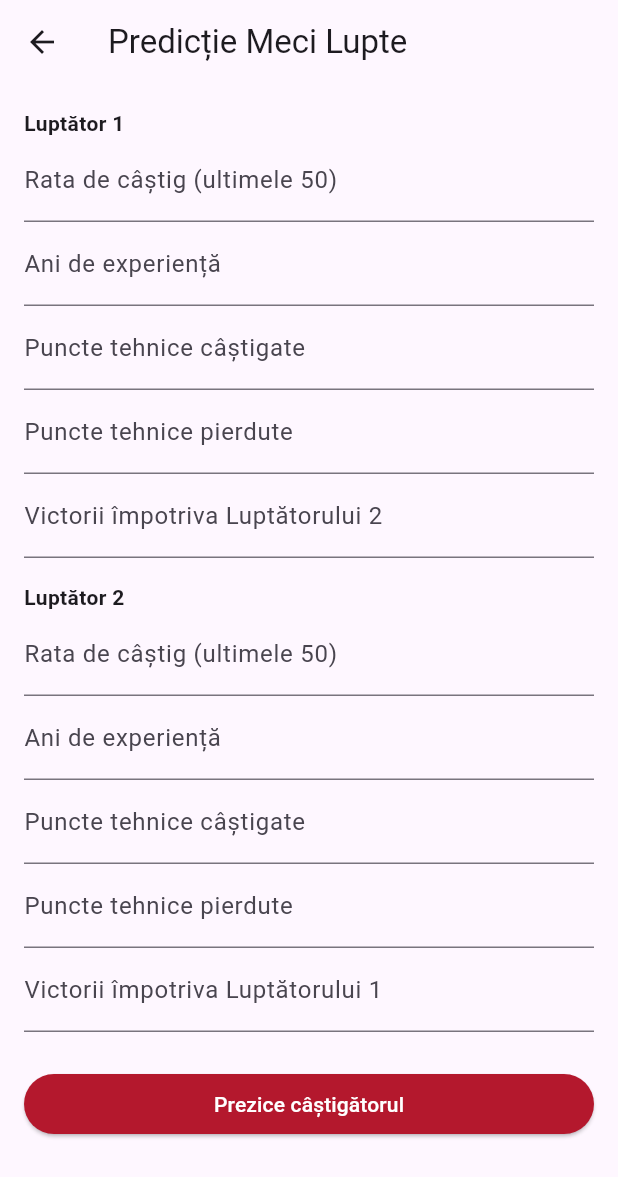
After one commit to Claudiu-COSTEA/Licenta, a Flutter app: the AdminActions screen opened directly, after a tap on "Predictie", on a phone screen of 412 x 824 dp. The commit adds this screen. Shown: the top 1177 px of the screen. Run offline on Flutter 3.47's test engine with Material 3 defaults, Android fonts, the phone set to English and light mode, and no system bars; our stand-ins replace firebase_auth, firebase_core, firebase_messaging, flutter_local_notifications, google_maps_flutter, google_places_flutter and 3 more; missing offline and left inert: qr_code_scanner_plus; accounts and stored records are empty; key blocks and very long unbroken strings in the code were emptied for the run.

Commit message:
Add prediction UI and its logic

```diff
--- a/wrestling_app/lib/views/admin/admin_actions.dart
+++ b/wrestling_app/lib/views/admin/admin_actions.dart
@@ -1,6 +1,6 @@
 import 'package:flutter/material.dart';
 import 'package:wrestling_app/views/admin/send_invitation_screen.dart';
-
+import 'package:wrestling_app/views/admin/prediction_screen.dart';
 import '../../services/auth_service.dart';
 import 'add_competition_screen.dart';
 
@@ -69,6 +69,26 @@ class AdminActions extends StatelessWidget {
                   style: TextStyle(color: Colors.white, fontSize: 18),
                 ),
               ),
+
+              const SizedBox(height: 10),
+
+              ElevatedButton(
+                onPressed: (){
+                  Navigator.push(
+                    context,
+                    MaterialPageRoute(
+                        builder: (context) => PredictionScreen()),
+                  );
+                },
+                style: ElevatedButton.styleFrom(
+                  backgroundColor: const Color(0xFFB4182D),
+                  padding: const EdgeInsets.symmetric(vertical: 10, horizontal: 50),
+                ),
+                child: const Text(
+                  "Predictie",
+                  style: TextStyle(color: Colors.white, fontSize: 18),
+                ),
+              ),
             ],
           ),
         ),
--- /dev/null
+++ b/wrestling_app/lib/views/admin/prediction_screen.dart
@@ -0,0 +1,123 @@
+import 'package:flutter/material.dart';
+import 'dart:convert';
+import 'package:wrestling_app/services/admin_apis_services.dart';
+import 'package:http/http.dart' as http;
+
+class PredictionScreen extends StatefulWidget {
+  const PredictionScreen({super.key});
+
+  @override
+  State<PredictionScreen> createState() => _PredictionScreenState();
+}
+
+class _PredictionScreenState extends State<PredictionScreen> {
+  final _formKey = GlobalKey<FormState>();
+  final Map<String, TextEditingController> _controllers = {
+    "wrestler1_win_rate_last_50": TextEditingController(),
+    "wrestler1_experience_years": TextEditingController(),
+    "wrestler1_technical_points_won_last_50": TextEditingController(),
+    "wrestler1_technical_points_lost_last_50": TextEditingController(),
+    "wrestler1_wins_against_wrestler2": TextEditingController(),
+    "wrestler2_win_rate_last_50": TextEditingController(),
+    "wrestler2_experience_years": TextEditingController(),
+    "wrestler2_technical_points_won_last_50": TextEditingController(),
+    "wrestler2_technical_points_lost_last_50": TextEditingController(),
+    "wrestler2_wins_against_wrestler1": TextEditingController(),
+  };
+
+  String? _winner;
+  double? _probability;
+  bool _loading = false;
+
+  AdminServices _adminServices = AdminServices();
+
+  Future<void> _handlePredict() async {
+    if (!_formKey.currentState!.validate()) return;
+
+    setState(() => _loading = true);
+
+    try {
+      final result = await _adminServices.predictWinner(
+        w1WinRate: double.parse(_controllers["wrestler1_win_rate_last_50"]!.text),
+        w1Years: int.parse(_controllers["wrestler1_experience_years"]!.text),
+        w1PointsWon: int.parse(_controllers["wrestler1_technical_points_won_last_50"]!.text),
+        w1PointsLost: int.parse(_controllers["wrestler1_technical_points_lost_last_50"]!.text),
+        w1WinsVsW2: int.parse(_controllers["wrestler1_wins_against_wrestler2"]!.text),
+        w2WinRate: double.parse(_controllers["wrestler2_win_rate_last_50"]!.text),
+        w2Years: int.parse(_controllers["wrestler2_experience_years"]!.text),
+        w2PointsWon: int.parse(_controllers["wrestler2_technical_points_won_last_50"]!.text),
+        w2PointsLost: int.parse(_controllers["wrestler2_technical_points_lost_last_50"]!.text),
+        w2WinsVsW1: int.parse(_controllers["wrestler2_wins_against_wrestler1"]!.text),
+      );
+
+      setState(() {
+        _winner = result['winner'];
+        _probability = result['probability'];
+      });
+    } catch (e) {
+      setState(() {
+        _winner = 'Eroare';
+        _probability = 0.0;
+      });
+    } finally {
+      setState(() => _loading = false);
+    }
+  }
+
+  Widget _buildInput(String label, String key) {
+    return TextFormField(
+      controller: _controllers[key],
+      keyboardType: TextInputType.number,
+      decoration: InputDecoration(labelText: label),
+      validator: (value) =>
+      value == null || value.isEmpty ? 'Câmp obligatoriu' : null,
+    );
+  }
+
+  @override
+  Widget build(BuildContext context) {
+    return Scaffold(
+      appBar: AppBar(title: const Text("Predicție Meci Lupte")),
+      body: Padding(
+        padding: const EdgeInsets.all(16.0),
+        child: Form(
+          key: _formKey,
+          child: ListView(
+            children: [
+              const Text("Luptător 1", style: TextStyle(fontWeight: FontWeight.bold)),
+              _buildInput("Rata de câștig (ultimele 50)", "wrestler1_win_rate_last_50"),
+              _buildInput("Ani de experiență", "wrestler1_experience_years"),
+              _buildInput("Puncte tehnice câștigate", "wrestler1_technical_points_won_last_50"),
+              _buildInput("Puncte tehnice pierdute", "wrestler1_technical_points_lost_last_50"),
+              _buildInput("Victorii împotriva Luptătorului 2", "wrestler1_wins_against_wrestler2"),
+              const SizedBox(height: 16),
+              const Text("Luptător 2", style: TextStyle(fontWeight: FontWeight.bold)),
+              _buildInput("Rata de câștig (ultimele 50)", "wrestler2_win_rate_last_50"),
+              _buildInput("Ani de experiență", "wrestler2_experience_years"),
+              _buildInput("Puncte tehnice câștigate", "wrestler2_technical_points_won_last_50"),
+              _buildInput("Puncte tehnice pierdute", "wrestler2_technical_points_lost_last_50"),
+              _buildInput("Victorii împotriva Luptătorului 1", "wrestler2_wins_against_wrestler1"),
+              const SizedBox(height: 24),
+              ElevatedButton(
+                onPressed: _loading ? null : _handlePredict,
+                child: _loading
+                    ? const CircularProgressIndicator()
+                    : const Text("Prezice câștigătorul", style: TextStyle(color: Colors.white),),
+                style: ElevatedButton.styleFrom(
+                  backgroundColor: const Color(0xFFB4182D),
+                  padding: const EdgeInsets.symmetric(vertical: 10, horizontal: 50),
+                ),
+              ),
+              const SizedBox(height: 20),
+              if (_winner != null)
+                Text(
+                  "Câștigător prezis: $_winner\nProbabilitate: ${_probability?.toStringAsFixed(4)}",
+                  style: const TextStyle(fontSize: 18, fontWeight: FontWeight.bold),
+                ),
+            ],
+          ),
+        ),
+      ),
+    );
+  }
+}
```
Also changed, not shown: wrestling_app/lib/services/admin_apis_services.dart (+56 -0 lines), 2 other files.
